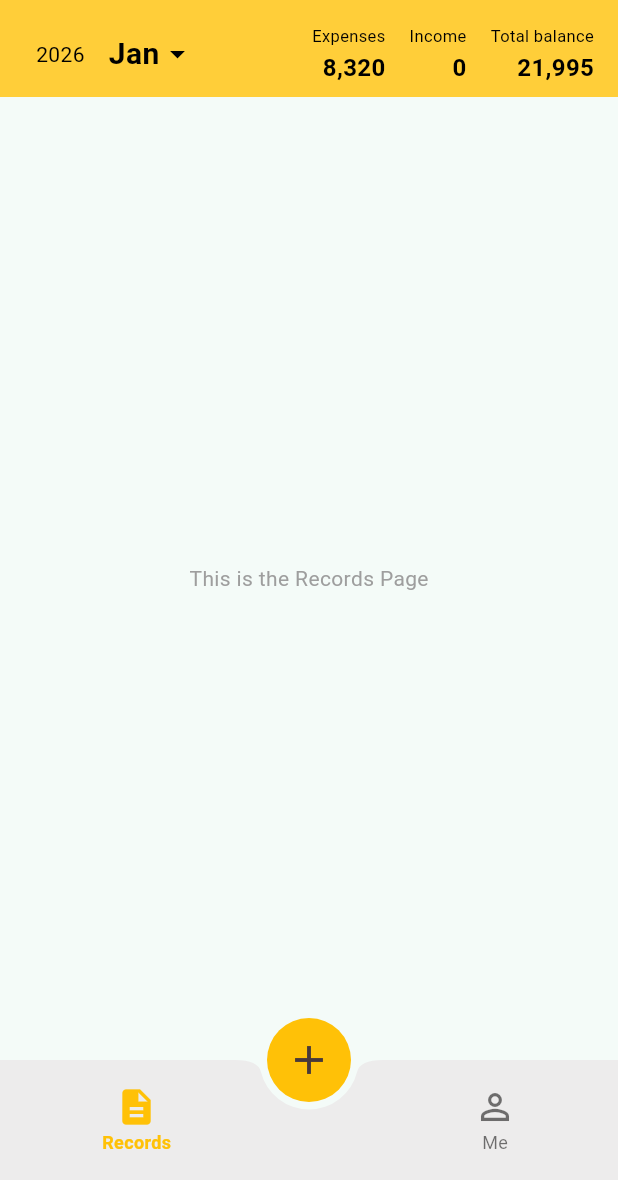
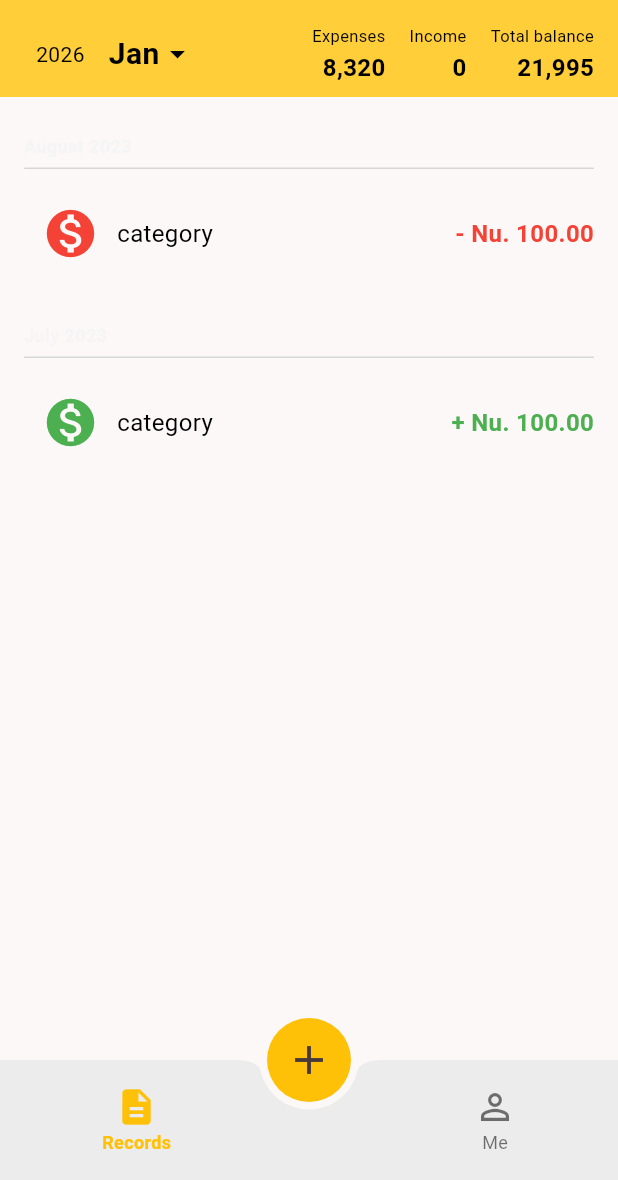
Before and after one commit to N0rphel/money_tracker_v2, a Flutter app: the screen it shows after launch, on a phone screen of 412 x 824 dp, the part 56-1236 px from its top. Run offline on Flutter 3.47's test engine with Material 3 defaults, Android fonts, the phone set to English and light mode, and no system bars.

Commit message:
Add: Records UI

```diff
--- a/lib/views/pages/expense.dart
+++ b/lib/views/pages/expense.dart
@@ -88,7 +88,7 @@ class _AddExpenseState extends State<AddExpense> {
             decoration: BoxDecoration(
               color: isSelected
                   ? Theme.of(context).primaryColor
-                  : Colors.grey[100],
+                  : Colors.grey[200],
               shape: BoxShape.circle,
             ),
             child: AnimatedScale(
--- a/lib/views/pages/records.dart
+++ b/lib/views/pages/records.dart
@@ -1,5 +1,7 @@
 import 'package:flutter/material.dart';
+import 'package:money_tracker_v2/views/widgets/card_header.dart';
 import 'package:money_tracker_v2/views/widgets/record_appbar.dart';
+import 'package:money_tracker_v2/views/widgets/transaction_card.dart';
 
 class RecordsPage extends StatefulWidget {
   const RecordsPage({super.key});
@@ -16,7 +18,24 @@ class _RecordsPageState extends State<RecordsPage> {
         preferredSize: Size.fromHeight(102),
         child: RecordAppbar(),
       ),
-      body: const Center(child: Text('This is the Records Page')),
+      body: Column(
+        children: [
+          CardHeader(title: "August 2023"),
+          TransactionCard(
+            icon: Icons.monetization_on,
+            category: "category",
+            type: "expense",
+            amount: 100.0,
+          ),
+          CardHeader(title: "July 2023"),
+          TransactionCard(
+            icon: Icons.monetization_on,
+            category: "category",
+            type: "income",
+            amount: 100.0,
+          ),
+        ],
+      ),
     );
   }
 }
--- a/lib/views/theme/theme.dart
+++ b/lib/views/theme/theme.dart
@@ -2,11 +2,13 @@ import 'package:flutter/material.dart';
 
 final ThemeData lightTheme = ThemeData(
   primaryColor: Color.fromARGB(255, 255, 206, 57),
+  scaffoldBackgroundColor: const Color.fromARGB(255, 252, 248, 248),
+  dividerColor: Colors.grey[350],
   colorScheme: ColorScheme.fromSeed(
     seedColor: Colors.teal,
     brightness: Brightness.light,
     onPrimary: Colors.black,
-    onSurface: Colors.grey,
+    onSurface: Colors.grey[100],
   ),
   appBarTheme: const AppBarTheme(
     backgroundColor: Color.fromARGB(255, 255, 206, 57),
@@ -18,11 +20,13 @@ final ThemeData lightTheme = ThemeData(
 
 final ThemeData darkTheme = ThemeData(
   primaryColor: Color.fromARGB(255, 255, 206, 57),
+  scaffoldBackgroundColor: Colors.black12,
+  dividerColor: Colors.grey[800],
   colorScheme: ColorScheme.fromSeed(
     seedColor: Colors.teal,
     brightness: Brightness.dark,
     onPrimary: Colors.white,
-    onSurface: Colors.grey,
+    onSurface: Colors.grey[100],
   ),
   appBarTheme: const AppBarTheme(
     backgroundColor: Color.fromARGB(255, 32, 32, 32),
--- /dev/null
+++ b/lib/views/widgets/card_header.dart
@@ -0,0 +1,36 @@
+import 'package:flutter/material.dart';
+
+class CardHeader extends StatelessWidget {
+  final String title;
+
+  const CardHeader({super.key, required this.title});
+
+  @override
+  Widget build(BuildContext context) {
+    return Padding(
+      padding: const EdgeInsets.fromLTRB(16, 24, 16, 8),
+      child: Column(
+        crossAxisAlignment: CrossAxisAlignment.start,
+        children: [
+          Text(
+            title,
+            style: TextStyle(
+              fontSize: 12,
+              fontWeight: FontWeight.w600,
+              color: Theme.of(context).colorScheme.onSurface,
+            ),
+          ),
+          const SizedBox(height: 6),
+          Container(
+            width: double.infinity, // short line
+            height: 1,
+            decoration: BoxDecoration(
+              color: Theme.of(context).dividerColor,
+              borderRadius: BorderRadius.circular(2),
+            ),
+          ),
+        ],
+      ),
+    );
+  }
+}
--- a/lib/views/widgets/number_input.dart
+++ b/lib/views/widgets/number_input.dart
@@ -98,7 +98,7 @@ class _NumberInputBottomSheetState extends State<NumberInputBottomSheet> {
             width: 40,
             height: 4,
             decoration: BoxDecoration(
-              color: Colors.grey[300],
+              color: Theme.of(context).primaryColor,
               borderRadius: BorderRadius.circular(2),
             ),
           ),
@@ -111,11 +111,16 @@ class _NumberInputBottomSheetState extends State<NumberInputBottomSheet> {
               children: [
                 Row(
                   children: [
-                    Icon(widget.icon, size: 24),
+                    Icon(
+                      widget.icon,
+                      size: 24,
+                      color: Theme.of(context).primaryColor,
+                    ),
                     const SizedBox(width: 8),
                     Text(
                       widget.category,
-                      style: const TextStyle(
+                      style: TextStyle(
+                        color: Theme.of(context).primaryColor,
                         fontSize: 18,
                         fontWeight: FontWeight.w600,
                       ),
--- /dev/null
+++ b/lib/views/widgets/transaction_card.dart
@@ -0,0 +1,64 @@
+import 'package:flutter/material.dart';
+
+class TransactionCard extends StatelessWidget {
+  final IconData icon;
+  final String category;
+  final String type;
+  final double amount;
+
+  const TransactionCard({
+    super.key,
+    required this.icon,
+    required this.category,
+    required this.type,
+    required this.amount,
+  });
+
+  @override
+  Widget build(BuildContext context) {
+    return Padding(
+      padding: const EdgeInsets.symmetric(horizontal: 12.0),
+      child: Card(
+        color: Theme.of(context).scaffoldBackgroundColor,
+        elevation: 0,
+        shape: RoundedRectangleBorder(borderRadius: BorderRadius.circular(12)),
+        child: Row(
+          children: [
+            Container(
+              padding: const EdgeInsets.all(12),
+
+              child: Icon(
+                icon,
+                size: 38,
+                color: type == 'income' ? Colors.green : Colors.red,
+              ),
+            ),
+
+            Expanded(
+              child: Column(
+                crossAxisAlignment: CrossAxisAlignment.start,
+                children: [
+                  Text(
+                    category,
+                    style: TextStyle(
+                      color: Theme.of(context).colorScheme.onPrimary,
+                      fontSize: 16,
+                    ),
+                  ),
+                ],
+              ),
+            ),
+            Text(
+              '${type == 'income' ? '+ ' : '- '}Nu. ${amount.toStringAsFixed(2)}',
+              style: TextStyle(
+                fontSize: 16,
+                fontWeight: FontWeight.bold,
+                color: type == 'income' ? Colors.green : Colors.red,
+              ),
+            ),
+          ],
+        ),
+      ),
+    );
+  }
+}
```
